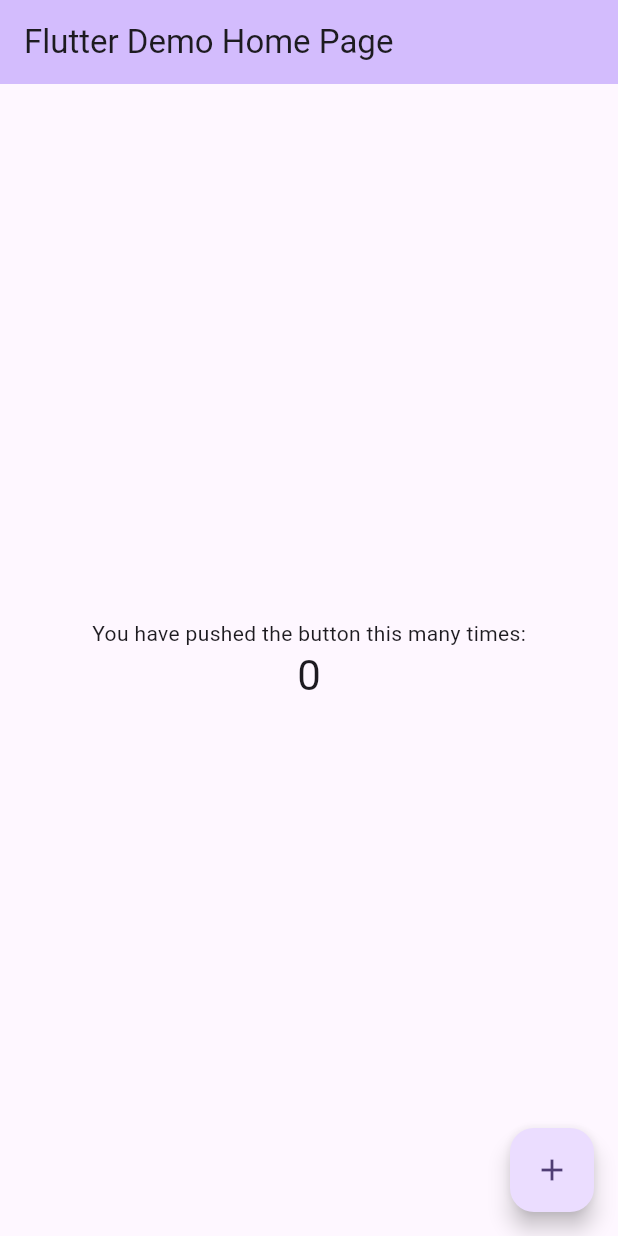
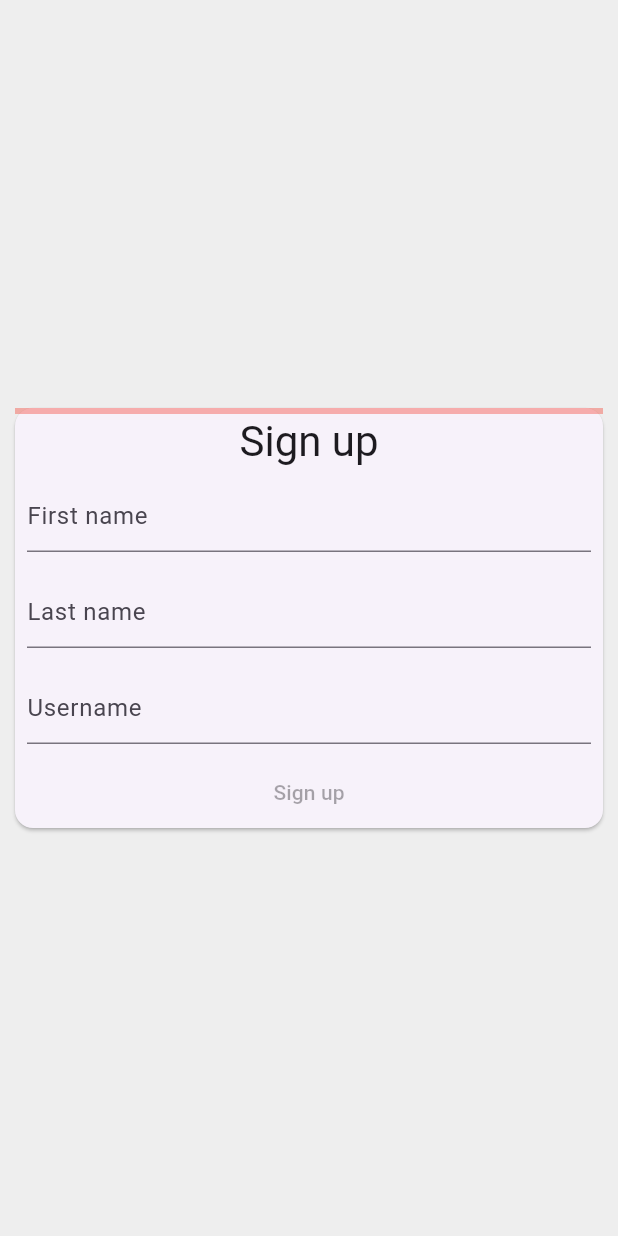
Before and after one commit to DaichiK0919/pracite_flutter_on_web, a Flutter app: the screen it shows after launch, on a phone screen of 412 x 824 dp. Run offline on Flutter 3.47's test engine with Material 3 defaults, Android fonts, the phone set to English and light mode, and no system bars.

Commit message:
チュートリアル完了 追加済み

```diff
--- a/lib/main.dart
+++ b/lib/main.dart
@@ -1,125 +1,211 @@
 import 'package:flutter/material.dart';
 
-void main() {
-  runApp(const MyApp());
-}
+void main() => runApp(const SignUpApp());
 
-class MyApp extends StatelessWidget {
-  const MyApp({super.key});
+class SignUpApp extends StatelessWidget {
+  const SignUpApp({super.key});
 
-  // This widget is the root of your application.
   @override
   Widget build(BuildContext context) {
     return MaterialApp(
-      title: 'Flutter Demo',
-      theme: ThemeData(
-        // This is the theme of your application.
-        //
-        // TRY THIS: Try running your application with "flutter run". You'll see
-        // the application has a purple toolbar. Then, without quitting the app,
-        // try changing the seedColor in the colorScheme below to Colors.green
-        // and then invoke "hot reload" (save your changes or press the "hot
-        // reload" button in a Flutter-supported IDE, or press "r" if you used
-        // the command line to start the app).
-        //
-        // Notice that the counter didn't reset back to zero; the application
-        // state is not lost during the reload. To reset the state, use hot
-        // restart instead.
-        //
-        // This works for code too, not just values: Most code changes can be
-        // tested with just a hot reload.
-        colorScheme: ColorScheme.fromSeed(seedColor: Colors.deepPurple),
-        useMaterial3: true,
-      ),
-      home: const MyHomePage(title: 'Flutter Demo Home Page'),
+      // MaterialAppでルートを持てるね！　すごい
+      routes: {
+        '/': (context) => const SignUpScreen(),
+        '/welcome': (context) => const WelcomeScreen(),
+      },
     );
   }
 }
 
-class MyHomePage extends StatefulWidget {
-  const MyHomePage({super.key, required this.title});
-
-  // This widget is the home page of your application. It is stateful, meaning
-  // that it has a State object (defined below) that contains fields that affect
-  // how it looks.
-
-  // This class is the configuration for the state. It holds the values (in this
-  // case the title) provided by the parent (in this case the App widget) and
-  // used by the build method of the State. Fields in a Widget subclass are
-  // always marked "final".
-
-  final String title;
+class SignUpScreen extends StatelessWidget {
+  const SignUpScreen({super.key});
 
   @override
-  State<MyHomePage> createState() => _MyHomePageState();
+  Widget build(BuildContext context) {
+    return Scaffold(
+      backgroundColor: Colors.grey[200],
+      body: const Center(
+        child: SizedBox(
+          width: 400,
+          child: Card(
+            child: SignUpForm(),
+          ),
+        ),
+      ),
+    );
+  }
 }
 
-class _MyHomePageState extends State<MyHomePage> {
-  int _counter = 0;
+class WelcomeScreen extends StatelessWidget {
+  const WelcomeScreen({super.key});
 
-  void _incrementCounter() {
+  @override
+  Widget build(BuildContext context) {
+    return Scaffold(
+      body: Center(
+        child: Text(
+          'Welcome',
+          style: Theme.of(context).textTheme.displayMedium,
+        ),
+      ),
+    );
+  }
+}
+
+class SignUpForm extends StatefulWidget {
+  const SignUpForm({super.key});
+
+  @override
+  State<SignUpForm> createState() => _SignUpFormState();
+}
+
+class _SignUpFormState extends State<SignUpForm> {
+  final _firstNameTextController = TextEditingController();
+  final _lastNameTextController = TextEditingController();
+  final _usernameTextController = TextEditingController();
+
+  double _formProgress = 0;
+
+  void _showWelcomeScreen() {
+    Navigator.of(context).pushNamed('/welcome');
+  }
+
+  // 何も返していないのでvoid（returnがない）
+  void _updateFormProgress() {
+    var progress = 0.0;
+    final controllers = [
+      _firstNameTextController,
+      _lastNameTextController,
+      _usernameTextController
+    ];
+
+    for (final controller in controllers) {
+      if (controller.value.text.isNotEmpty) {
+        progress += 1 / controllers.length;
+      }
+    }
+
     setState(() {
-      // This call to setState tells the Flutter framework that something has
-      // changed in this State, which causes it to rerun the build method below
-      // so that the display can reflect the updated values. If we changed
-      // _counter without calling setState(), then the build method would not be
-      // called again, and so nothing would appear to happen.
-      _counter++;
+      _formProgress = progress;
     });
   }
 
   @override
   Widget build(BuildContext context) {
-    // This method is rerun every time setState is called, for instance as done
-    // by the _incrementCounter method above.
-    //
-    // The Flutter framework has been optimized to make rerunning build methods
-    // fast, so that you can just rebuild anything that needs updating rather
-    // than having to individually change instances of widgets.
-    return Scaffold(
-      appBar: AppBar(
-        // TRY THIS: Try changing the color here to a specific color (to
-        // Colors.amber, perhaps?) and trigger a hot reload to see the AppBar
-        // change color while the other colors stay the same.
-        backgroundColor: Theme.of(context).colorScheme.inversePrimary,
-        // Here we take the value from the MyHomePage object that was created by
-        // the App.build method, and use it to set our appbar title.
-        title: Text(widget.title),
+    return Form(
+      onChanged: _updateFormProgress,
+      child: Column(
+        mainAxisSize: MainAxisSize.min,
+        children: [
+          AnimatedProgressIndicator(value: _formProgress),
+          Text('Sign up', style: Theme.of(context).textTheme.headlineMedium),
+          Padding(
+            padding: const EdgeInsets.all(8),
+            child: TextFormField(
+              controller: _firstNameTextController,
+              decoration: const InputDecoration(hintText: 'First name'),
+            ),
+          ),
+          Padding(
+            padding: const EdgeInsets.all(8),
+            child: TextFormField(
+              controller: _lastNameTextController,
+              decoration: const InputDecoration(hintText: 'Last name'),
+            ),
+          ),
+          Padding(
+            padding: const EdgeInsets.all(8),
+            child: TextFormField(
+              controller: _usernameTextController,
+              decoration: const InputDecoration(hintText: 'Username'),
+            ),
+          ),
+          TextButton(
+            style: ButtonStyle(
+              foregroundColor: WidgetStateProperty.resolveWith((states) {
+                return states.contains(WidgetState.disabled)
+                    ? null
+                    : Colors.white;
+              }),
+              backgroundColor: WidgetStateProperty.resolveWith((states) {
+                return states.contains(WidgetState.disabled)
+                    ? null
+                    : Colors.blue;
+              }),
+            ),
+            onPressed:
+                _formProgress == 1 ? _showWelcomeScreen : null, // UPDATED
+            child: const Text('Sign up'),
+          ),
+        ],
       ),
-      body: Center(
-        // Center is a layout widget. It takes a single child and positions it
-        // in the middle of the parent.
-        child: Column(
-          // Column is also a layout widget. It takes a list of children and
-          // arranges them vertically. By default, it sizes itself to fit its
-          // children horizontally, and tries to be as tall as its parent.
-          //
-          // Column has various properties to control how it sizes itself and
-          // how it positions its children. Here we use mainAxisAlignment to
-          // center the children vertically; the main axis here is the vertical
-          // axis because Columns are vertical (the cross axis would be
-          // horizontal).
-          //
-          // TRY THIS: Invoke "debug painting" (choose the "Toggle Debug Paint"
-          // action in the IDE, or press "p" in the console), to see the
-          // wireframe for each widget.
-          mainAxisAlignment: MainAxisAlignment.center,
-          children: <Widget>[
-            const Text(
-              'You have pushed the button this many times:',
-            ),
-            Text(
-              '$_counter',
-              style: Theme.of(context).textTheme.headlineMedium,
-            ),
-          ],
-        ),
-      ),
-      floatingActionButton: FloatingActionButton(
-        onPressed: _incrementCounter,
-        tooltip: 'Increment',
-        child: const Icon(Icons.add),
-      ), // This trailing comma makes auto-formatting nicer for build methods.
     );
   }
 }
+
+// ちょっと何やってるかわからないゾーン　改めて見てみましょう
+class AnimatedProgressIndicator extends StatefulWidget {
+  final double value;
+
+  const AnimatedProgressIndicator({
+    super.key,
+    required this.value,
+  });
+
+  @override
+  State<AnimatedProgressIndicator> createState() {
+    return _AnimatedProgressIndicatorState();
+  }
+}
+
+class _AnimatedProgressIndicatorState extends State<AnimatedProgressIndicator>
+    with SingleTickerProviderStateMixin {
+  late AnimationController _controller;
+  late Animation<Color?> _colorAnimation;
+  late Animation<double> _curveAnimation;
+
+  @override
+  void initState() {
+    super.initState();
+    _controller = AnimationController(
+      duration: const Duration(milliseconds: 1200),
+      vsync: this,
+    );
+
+    final colorTween = TweenSequence([
+      TweenSequenceItem(
+        tween: ColorTween(begin: Colors.red, end: Colors.orange),
+        weight: 1,
+      ),
+      TweenSequenceItem(
+        tween: ColorTween(begin: Colors.orange, end: Colors.yellow),
+        weight: 1,
+      ),
+      TweenSequenceItem(
+        tween: ColorTween(begin: Colors.yellow, end: Colors.green),
+        weight: 1,
+      ),
+    ]);
+
+    _colorAnimation = _controller.drive(colorTween);
+    _curveAnimation = _controller.drive(CurveTween(curve: Curves.easeIn));
+  }
+
+  @override
+  void didUpdateWidget(oldWidget) {
+    super.didUpdateWidget(oldWidget);
+    _controller.animateTo(widget.value);
+  }
+
+  @override
+  Widget build(BuildContext context) {
+    return AnimatedBuilder(
+      animation: _controller,
+      builder: (context, child) => LinearProgressIndicator(
+        value: _curveAnimation.value,
+        valueColor: _colorAnimation,
+        backgroundColor: _colorAnimation.value?.withOpacity(0.4),
+      ),
+    );
+  }
+}
```
